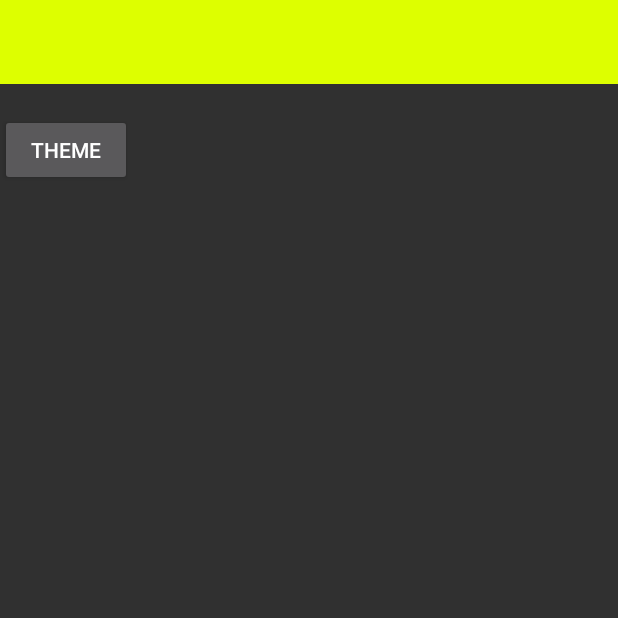
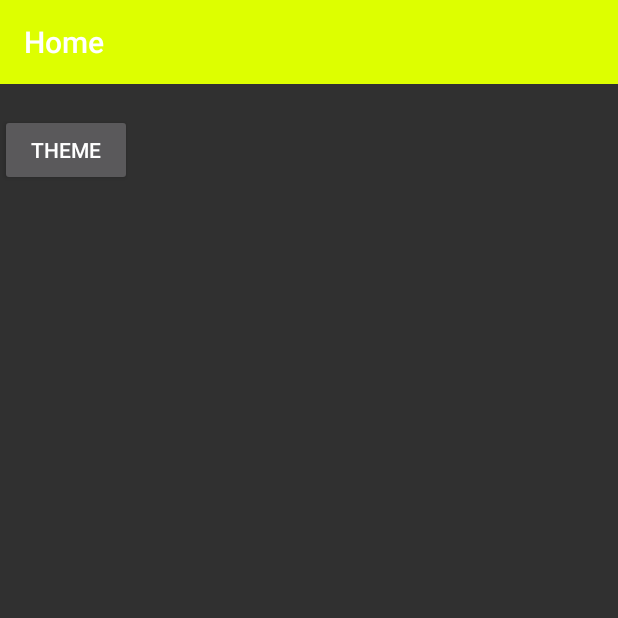
Before and after one commit to Aburasumashi81104/picsapp, an Android app: the screen it shows after launch (MainActivity), on a phone screen of 412 x 824 dp, the top half of it. Run offline under Robolectric (Android 15) with nearby library versions, the phone set to English and light mode, and no system bars; libraries missing offline, so code that uses them is left out: com.adobe.creativesdk; pictures from the network do not load; 3 statements that could not run were skipped.

```diff
--- a/app/src/main/java/com/example/moebutapworks/picsfixer/MainActivity.kt
+++ b/app/src/main/java/com/example/moebutapworks/picsfixer/MainActivity.kt
@@ -7,9 +7,13 @@ import android.net.Uri
 import android.support.v7.app.AppCompatActivity
 import android.os.Bundle
 import android.provider.MediaStore
+import android.support.v7.widget.PopupMenu
+import android.support.v7.widget.Toolbar
 import android.util.Log
 import android.view.View
-import android.widget.*
+import android.widget.Button
+import android.widget.ImageView
+import android.widget.RelativeLayout
 import com.adobe.creativesdk.aviary.AdobeImageIntent
 import com.example.moebutapworks.picsfixer.R.color.bbpink
 import com.example.moebutapworks.picsfixer.R.color.blue
@@ -57,6 +61,10 @@ class MainActivity : AppCompatActivity() {
 
         val layout = findViewById(R.id.mainlayout)
         layout.setBackgroundColor(Color.BLUE)
+
+        val toolbar = findViewById(R.id.home_toolbar) as Toolbar
+        toolbar.title = "Home"
+        toolbar.setTitleTextColor(Color.WHITE)
 
     }
 
@@ -142,6 +150,9 @@ class MainActivity : AppCompatActivity() {
         startActivityForResult(intent, REQUEST_CODE_CAMERA)
     }
 
+
+
+
     private fun launchEditor(uri: Uri?) {
         val imageEditorIntent = AdobeImageIntent.Builder(this)
                 .setData(uri)
```
